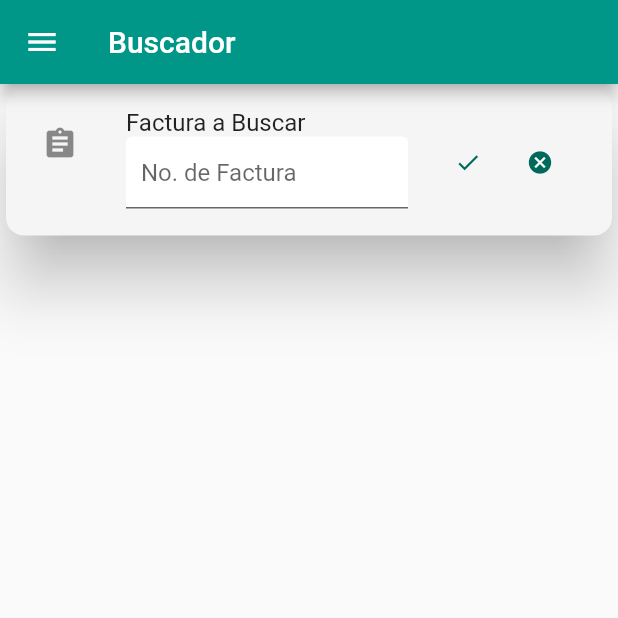
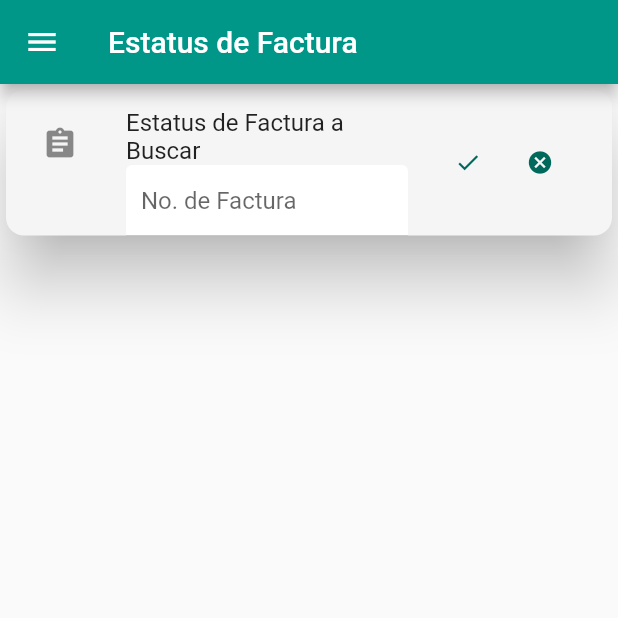
Before and after one commit to cosetimx/factura, a Flutter app: the CunsultaView screen opened directly, on a phone screen of 412 x 824 dp, the top half of it. Run offline on Flutter 3.47's test engine with Material 2 defaults, Android fonts, the phone set to English and light mode, and no system bars; our stand-ins replace flutter_cache_manager, fluttertoast, printing, qr_flutter; missing offline and left inert: pdf_render; network calls fail; Roboto replaces fonts that are missing (Nunito).

Commit message:
10.11.00

```diff
--- a/lib/Globals.dart
+++ b/lib/Globals.dart
@@ -6,4 +6,4 @@ String NOMBRE ="";
 String TIPO = "";
 String USERLIS = "";
 
-// Version 1.10.90 Precio en Vales
+// Version 1.11.00 Precio en Vales
--- a/lib/buscador.dart
+++ b/lib/buscador.dart
@@ -51,7 +51,7 @@ class CunsultaView extends StatelessWidget {
   Widget build(BuildContext context) {
     return Scaffold(
       appBar: AppBar(
-        title: Text('Buscador',
+        title: Text('Estatus de Factura',
             style: TextStyle(
               color: Colors.white,
             )),
@@ -176,7 +176,7 @@ class CunsultaState extends State<CunsultaMap> {
                 padding: EdgeInsets.all(8.0),
                 child: ListTile(
                     leading: Icon(Icons.assignment),
-                    title: Text("Factura a Buscar"),
+                    title: Text("Estatus de Factura a Buscar"),
                     subtitle: TextField(
                       controller: NoFact,
                       keyboardType: TextInputType
--- a/lib/components/menu.component.dart
+++ b/lib/components/menu.component.dart
@@ -10,8 +10,8 @@ import '../home_page.dart';
 final List<MenuItem> menuItems = <MenuItem>[
   MenuItem('Carta Porte', HomePage(), Icons.home),
 
-  MenuItem('Buscador', CunsultaView(), Icons.search),
-  MenuItem('Facturas', InfoPage(), Icons.search),
+  MenuItem('Estatus', CunsultaView(), Icons.search),
+  MenuItem('Archivos', InfoPage(), Icons.search),
   // MenuItem('Volumen', DiarioPage(), FontAwesome5Solid.calendar_day),
   // MenuItem('Precios', PrecioPage(), FlutterIcons.fuel_mco),
 
--- a/lib/login_page.dart
+++ b/lib/login_page.dart
@@ -202,7 +202,7 @@ class LoginPageState extends State<LoginPageMap> {
         control,
         // Version
         Text(
-          'V 1.10.90',
+          'V 1.11.00',
           style: TextStyle(fontSize: 8.0, color: Colors.teal),
         ),
         user,
--- a/pubspec.yaml
+++ b/pubspec.yaml
@@ -15,7 +15,7 @@ publish_to: 'none' # Remove this line if you wish to publish to pub.dev
 # In iOS, build-name is used as CFBundleShortVersionString while build-number used as CFBundleVersion.
 # Read more about iOS versioning at
 # https://developer.apple.com/library/archive/documentation/General/Reference/InfoPlistKeyReference/Articles/CoreFoundationKeys.html
-version: 1.10.90
+version: 1.11.00
 environment:
   sdk: ">=2.15.0-116.0.dev <3.0.0"
 
```
Also changed, not shown: lib/informacion.dart (+35 -25 lines), 2 other files.
